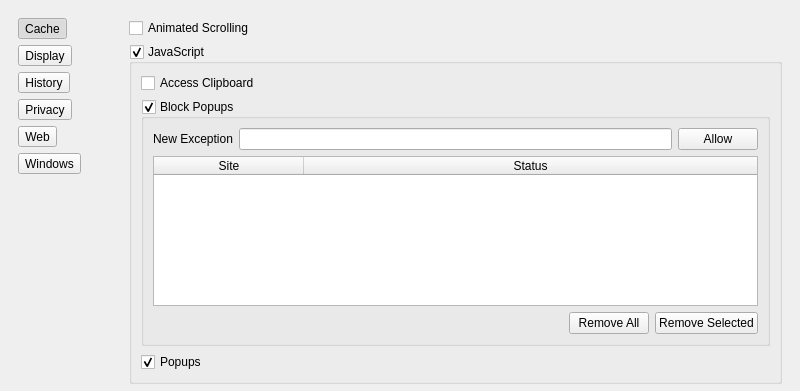
textbrowser/dooble, file 2.x/UI/dooble_settings.ui: the form before one commit; both pictures show x 0 to 800 and y 0 to 391 of the 800 by 800 pixel window.
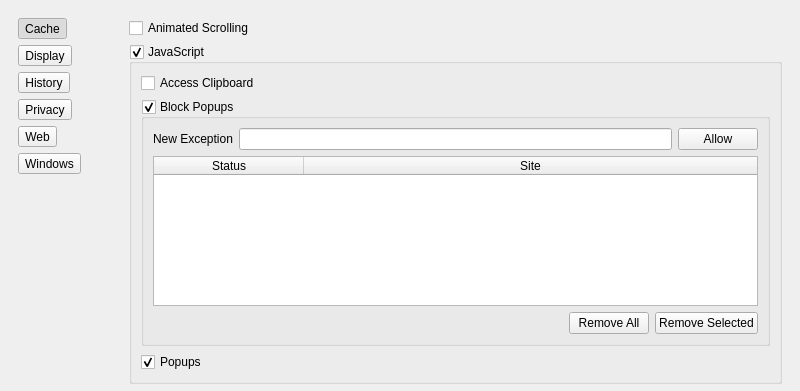
The form after the commit. The open tabs and pages were chosen to show the change. Icons and pictures are not drawn.

```diff
--- a/2.x/UI/dooble_settings.ui
+++ b/2.x/UI/dooble_settings.ui
@@ -1173,16 +1173,16 @@
                   <attribute name="verticalHeaderVisible">
                    <bool>false</bool>
                   </attribute>
-                  <column>
-                   <property name="text">
-                    <string>Site</string>
-                   </property>
-                  </column>
                   <column>
                    <property name="text">
                     <string>Status</string>
                    </property>
                   </column>
+                  <column>
+                   <property name="text">
+                    <string>Site</string>
+                   </property>
+                  </column>
                  </widget>
                 </item>
                 <item>
```
Left out of the diff: 12 changed lines with no effect on the pictures.
